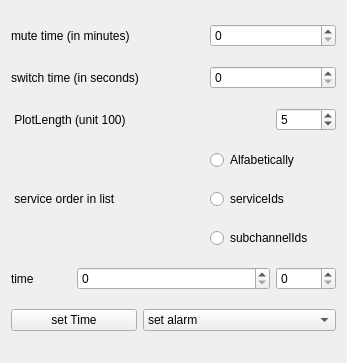
Old version of the form forms/config-helper.ui in the repository JvanKatwijk/qt-dab.
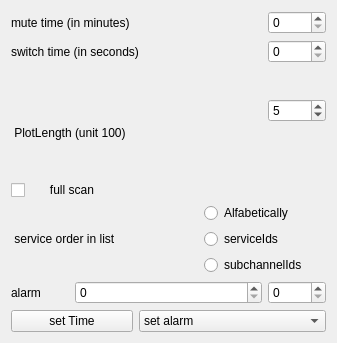
New version of the form.

Diff of the .ui file:
```diff
--- a/forms/config-helper.ui
+++ b/forms/config-helper.ui
@@ -6,22 +6,22 @@
    <rect>
     <x>0</x>
     <y>0</y>
-    <width>347</width>
-    <height>363</height>
+    <width>337</width>
+    <height>343</height>
    </rect>
   </property>
   <property name="windowTitle">
    <string>Configuration</string>
   </property>
   <layout class="QGridLayout" name="gridLayout">
-   <item row="0" column="0" colspan="2">
+   <item row="0" column="0" colspan="3">
     <widget class="QLabel" name="label">
      <property name="text">
       <string>mute time (in minutes)</string>
      </property>
     </widget>
    </item>
-   <item row="0" column="3" colspan="2">
+   <item row="0" column="4">
     <widget class="QSpinBox" name="muteTimeSetting">
      <property name="toolTip">
       <string>Set here the mute time in minutes</string>
@@ -35,21 +35,14 @@
      </property>
     </widget>
    </item>
-   <item row="1" column="3" colspan="2">
-    <widget class="QSpinBox" name="switchTimeSetting">
+   <item row="1" column="4">
+    <widget class="QSpinBox" name="switchDelaySetting">
      <property name="toolTip">
       <string>Set here the delay, when searching for data in a channel, in seconds</string>
      </property>
     </widget>
    </item>
-   <item row="2" column="0" colspan="2">
-    <widget class="QLabel" name="label_5">
-     <property name="text">
-      <string> PlotLength (unit 100)</string>
-     </property>
-    </widget>
-   </item>
-   <item row="2" column="4">
+   <item row="2" column="4" rowspan="2">
     <widget class="QSpinBox" name="plotLengthSetting">
      <property name="minimum">
       <number>1</number>
@@ -62,7 +55,24 @@
      </property>
     </widget>
    </item>
-   <item row="3" column="3" colspan="2">
+   <item row="3" column="0" colspan="3">
+    <widget class="QLabel" name="label_5">
+     <property name="text">
+      <string> PlotLength (unit 100)</string>
+     </property>
+    </widget>
+   </item>
+   <item row="4" column="0" rowspan="2" colspan="5">
+    <widget class="QCheckBox" name="fullScanSelector">
+     <property name="toolTip">
+      <string>select a full scan (i.e. over all channels in the band) or a scan until a channel with data is met. Default is full scan.</string>
+     </property>
+     <property name="text">
+      <string>      full scan</string>
+     </property>
+    </widget>
+   </item>
+   <item row="5" column="3" colspan="2">
     <widget class="QRadioButton" name="orderAlfabetical">
      <property name="text">
       <string>Alfabetically</string>
@@ -72,14 +82,14 @@
      </attribute>
     </widget>
    </item>
-   <item row="4" column="0" colspan="2">
+   <item row="6" column="0" colspan="2">
     <widget class="QLabel" name="label_3">
      <property name="text">
       <string> service order in list</string>
      </property>
     </widget>
    </item>
-   <item row="4" column="3" colspan="2">
+   <item row="6" column="3" colspan="2">
     <widget class="QRadioButton" name="orderServiceIds">
      <property name="text">
       <string>serviceIds</string>
@@ -89,7 +99,7 @@
      </attribute>
     </widget>
    </item>
-   <item row="5" column="3" colspan="2">
+   <item row="7" column="3" colspan="2">
     <widget class="QRadioButton" name="ordersubChannelIds">
      <property name="text">
       <string>subchannelIds</string>
@@ -99,35 +109,35 @@
      </attribute>
     </widget>
    </item>
-   <item row="6" column="0">
+   <item row="8" column="0">
     <widget class="QLabel" name="label_4">
      <property name="text">
-      <string>time</string>
+      <string>alarm</string>
      </property>
     </widget>
    </item>
-   <item row="6" column="1" colspan="3">
+   <item row="8" column="1" colspan="3">
     <widget class="QSpinBox" name="alarm_hours">
      <property name="maximum">
       <number>23</number>
      </property>
     </widget>
    </item>
-   <item row="6" column="4">
+   <item row="8" column="4">
     <widget class="QSpinBox" name="alarm_minutes">
      <property name="maximum">
       <number>59</number>
      </property>
     </widget>
    </item>
-   <item row="7" column="0" colspan="2">
+   <item row="9" column="0" colspan="2">
     <widget class="QPushButton" name="setTime_button">
      <property name="text">
       <string>set Time</string>
      </property>
     </widget>
    </item>
-   <item row="7" column="2" colspan="3">
+   <item row="9" column="2" colspan="3">
     <widget class="QComboBox" name="alarmSelector">
      <property name="toolTip">
       <string>An alarm can be set. If the alarm time is reached, the selected service will be chosen.</string>
```
